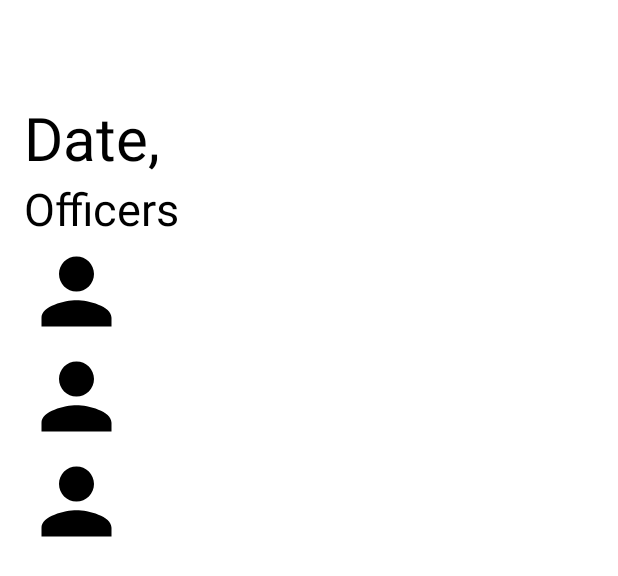
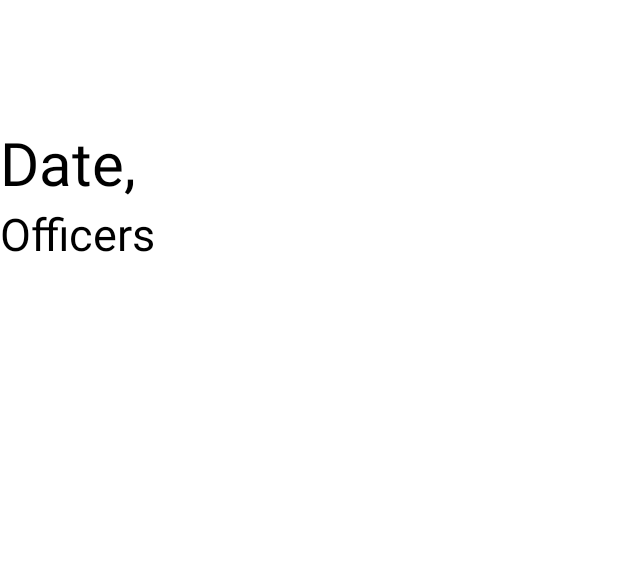
Before and after one commit to mikegarcia8748/GSecurity, an Android app: the layout activity_dashboard.xml on its own in the app's theme, with its tools: preview values and no code run, on a phone screen of 412 x 824 dp. Shown: the top 576 px of the screen. Run offline under Robolectric (Android 15) with nearby library versions, the phone set to English and light mode, and no system bars.

Commit message:
dashboard1 -marc

```diff
--- a/app/build.gradle
+++ b/app/build.gradle
@@ -46,6 +46,7 @@ dependencies {
     androidTestImplementation 'androidx.test.ext:junit:1.1.5'
     androidTestImplementation 'androidx.test.espresso:espresso-core:3.5.1'
 
+
     annotationProcessor 'androidx.room:room-compiler:2.5.1'
     implementation 'androidx.room:room-runtime:2.5.1'
 }
--- a/app/src/main/AndroidManifest.xml
+++ b/app/src/main/AndroidManifest.xml
@@ -13,7 +13,7 @@
         android:theme="@style/Theme.GSecurity">
         <activity
             android:name=".ActivityDashboard"
-            android:exported="false" />
+            android:exported="true" />
         <activity
             android:name=".Activities.MainActivity"
             android:exported="false" />
--- a/app/src/main/res/layout/activity_dashboard.xml
+++ b/app/src/main/res/layout/activity_dashboard.xml
@@ -10,12 +10,12 @@
         android:id="@+id/recycler"
         android:layout_width="0dp"
         android:layout_height="wrap_content"
-        android:layout_marginTop="95dp"
         android:background="@color/white"
-        app:layout_constraintBottom_toBottomOf="@+id/imageView3"
+        app:layout_constraintBottom_toBottomOf="parent"
         app:layout_constraintEnd_toEndOf="parent"
-        app:layout_constraintStart_toEndOf="@+id/imageView3"
-        app:layout_constraintTop_toTopOf="@+id/date">
+        app:layout_constraintStart_toStartOf="@+id/textView"
+        app:layout_constraintTop_toBottomOf="@+id/textView"
+        app:layout_constraintVertical_bias="0.0">
 
     </androidx.recyclerview.widget.RecyclerView>
 
@@ -28,10 +28,10 @@
         android:textSize="40sp"
         app:layout_constraintBottom_toBottomOf="parent"
         app:layout_constraintEnd_toEndOf="parent"
-        app:layout_constraintHorizontal_bias="0.049"
+        app:layout_constraintHorizontal_bias="0.0"
         app:layout_constraintStart_toStartOf="parent"
         app:layout_constraintTop_toTopOf="parent"
-        app:layout_constraintVertical_bias="0.084" />
+        app:layout_constraintVertical_bias="0.106" />
 
     <TextView
         android:id="@+id/textView"
@@ -45,33 +45,5 @@
         app:layout_constraintStart_toStartOf="@+id/date"
         app:layout_constraintTop_toBottomOf="@+id/date" />
 
-    <ImageView
-        android:id="@+id/imageView"
-        android:layout_width="70dp"
-        android:layout_height="70dp"
-        app:layout_constraintEnd_toEndOf="@+id/textView"
-        app:layout_constraintHorizontal_bias="0.0"
-        app:layout_constraintStart_toStartOf="@+id/textView"
-        app:layout_constraintTop_toBottomOf="@+id/textView"
-        app:srcCompat="@drawable/baseline_person_24" />
-
-    <ImageView
-        android:id="@+id/imageView2"
-        android:layout_width="70dp"
-        android:layout_height="70dp"
-        app:layout_constraintEnd_toEndOf="@+id/imageView"
-        app:layout_constraintStart_toStartOf="@+id/imageView"
-        app:layout_constraintTop_toBottomOf="@+id/imageView"
-        app:srcCompat="@drawable/baseline_person_24" />
-
-    <ImageView
-        android:id="@+id/imageView3"
-        android:layout_width="70dp"
-        android:layout_height="70dp"
-        app:layout_constraintEnd_toEndOf="@+id/imageView2"
-        app:layout_constraintStart_toStartOf="@+id/imageView2"
-        app:layout_constraintTop_toBottomOf="@+id/imageView2"
-        app:srcCompat="@drawable/baseline_person_24" />
-
 
 </androidx.constraintlayout.widget.ConstraintLayout>
```
Also changed, not shown: app/src/main/java/org/rmj/guanzongroup/gsecurity/ActivityDashboard.java (+10 -0 lines), app/src/main/res/layout/activitydashboarddesign.xml (added, +32 -0 lines), 2 other files.
